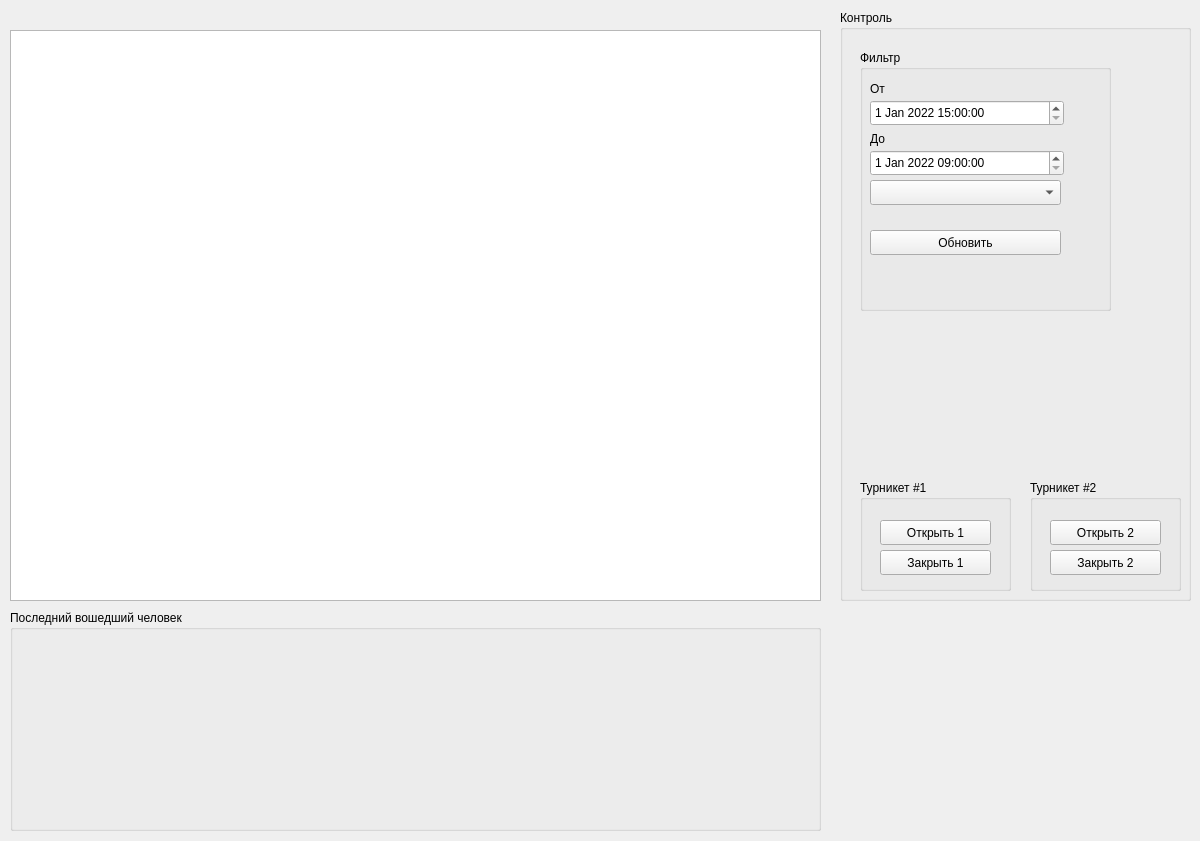
Qt form widgets/main_widget/ui_main_window.ui (lxndrrud/barriers-desktop-py) before a commit.
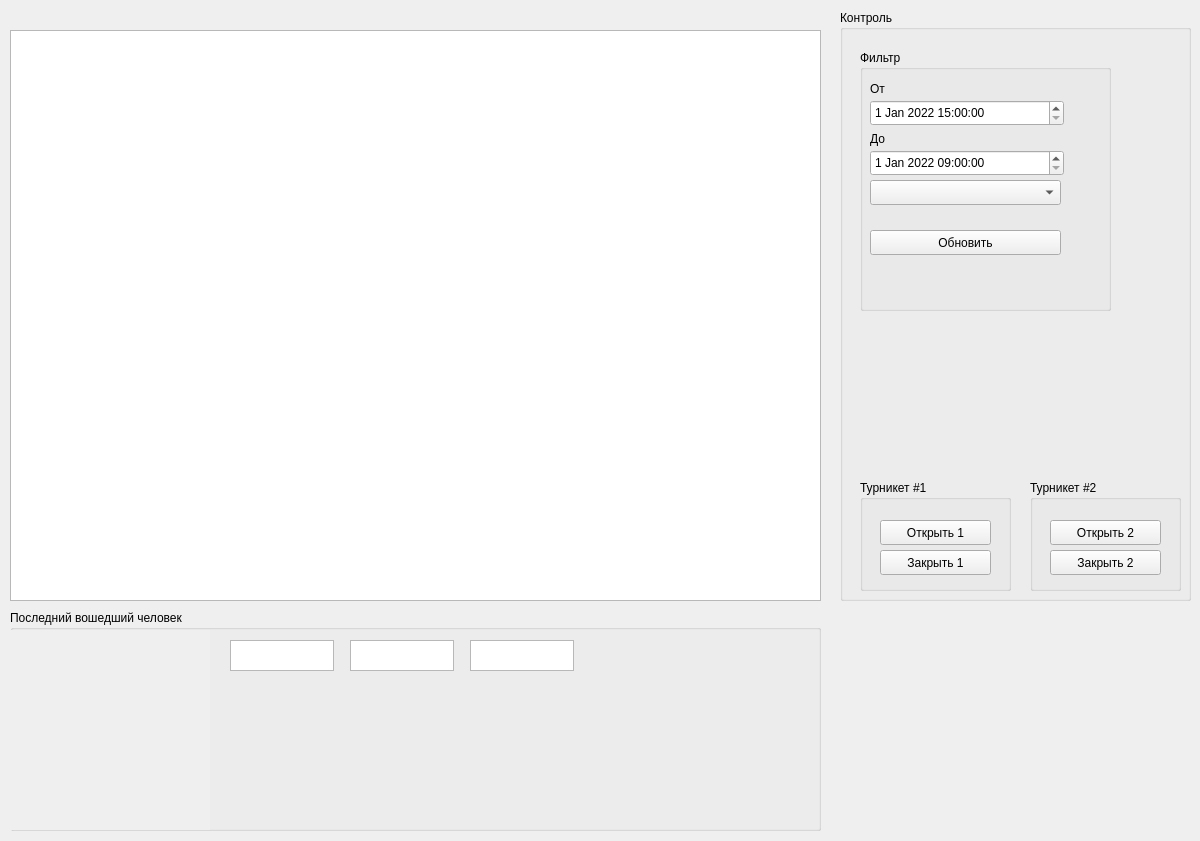
The same form after that commit.

Commit message: serial port is checked via socat-emulation need to do last person displaying and person movements modal window

Patch:
```diff
--- a/widgets/main_widget/ui_main_window.ui
+++ b/widgets/main_widget/ui_main_window.ui
@@ -250,7 +250,7 @@
      </rect>
     </property>
     <property name="autoFillBackground">
-     <bool>false</bool>
+     <bool>true</bool>
     </property>
     <property name="text">
      <string/>
@@ -262,6 +262,45 @@
      <set>Qt::LinksAccessibleByMouse</set>
     </property>
    </widget>
+   <widget class="QTextEdit" name="lastPersonFirstname">
+    <property name="geometry">
+     <rect>
+      <x>220</x>
+      <y>30</y>
+      <width>104</width>
+      <height>31</height>
+     </rect>
+    </property>
+    <property name="readOnly">
+     <bool>true</bool>
+    </property>
+   </widget>
+   <widget class="QTextEdit" name="lastPersonMiddlename">
+    <property name="geometry">
+     <rect>
+      <x>340</x>
+      <y>30</y>
+      <width>104</width>
+      <height>31</height>
+     </rect>
+    </property>
+    <property name="readOnly">
+     <bool>true</bool>
+    </property>
+   </widget>
+   <widget class="QTextEdit" name="lastPersonLastname">
+    <property name="geometry">
+     <rect>
+      <x>460</x>
+      <y>30</y>
+      <width>104</width>
+      <height>31</height>
+     </rect>
+    </property>
+    <property name="readOnly">
+     <bool>true</bool>
+    </property>
+   </widget>
   </widget>
  </widget>
  <resources/>
```
The commit also changes 10 other files.
